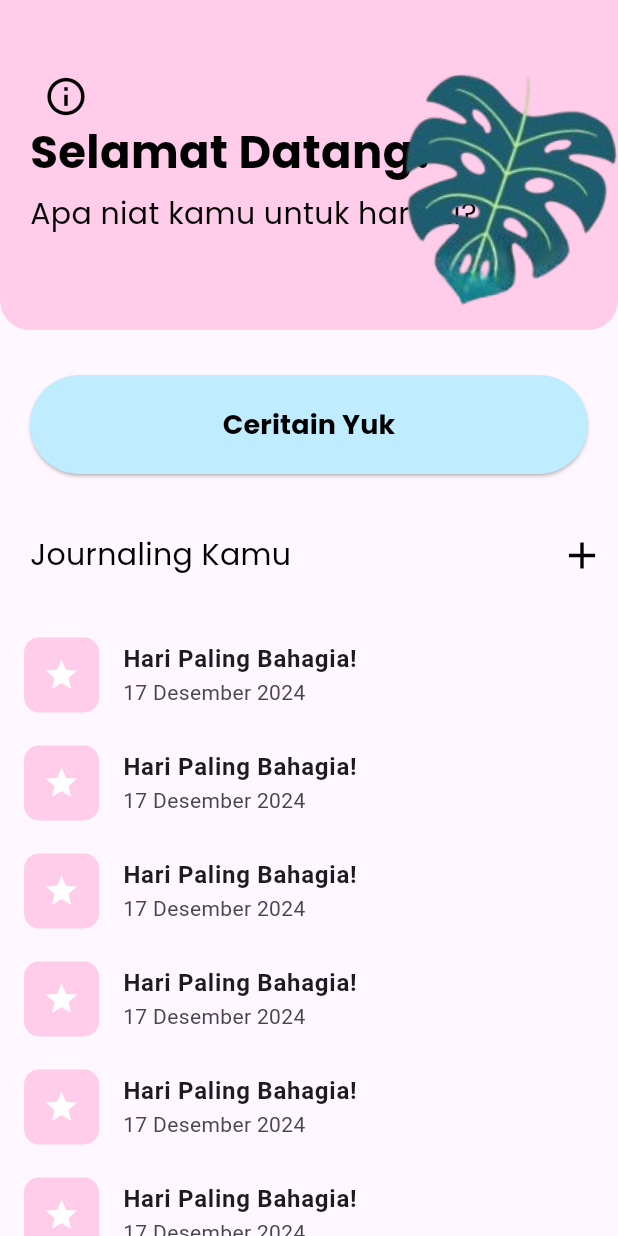
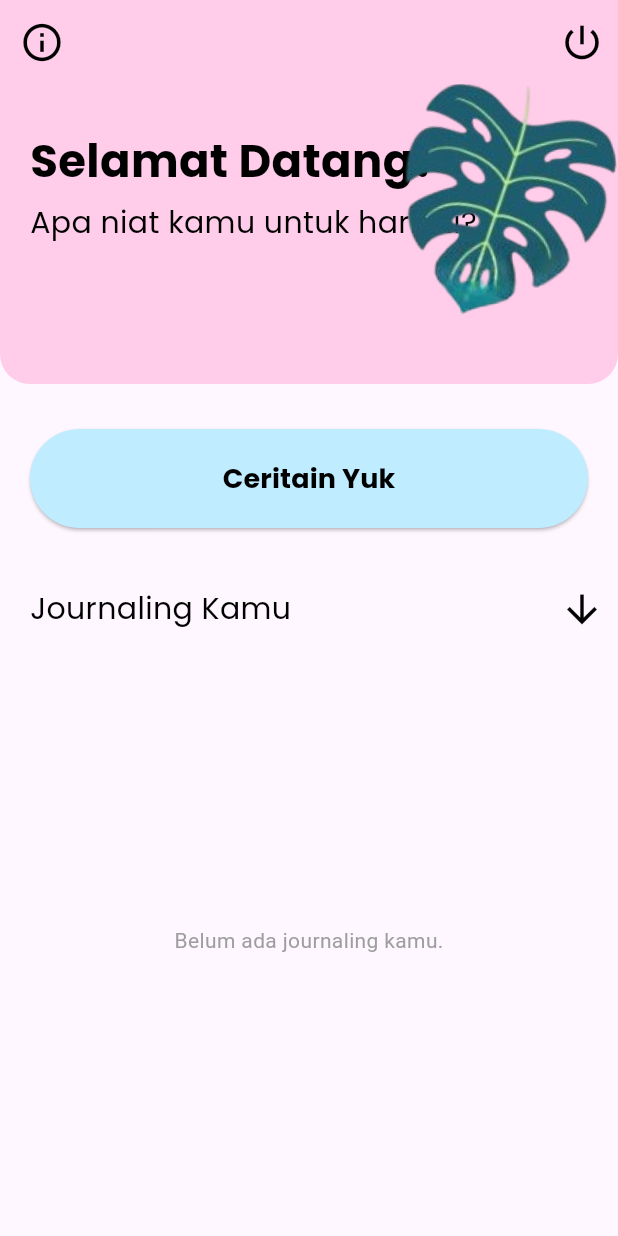
Before and after one commit to dirch4/JournEase, a Flutter app: the Home screen opened directly, on a phone screen of 412 x 824 dp. Run offline on Flutter 3.47's test engine with Material 3 defaults, Android fonts, the phone set to English and light mode, and no system bars; our stand-ins replace cloud_firestore, firebase_auth, firebase_core, google_fonts; accounts and stored records are empty.

Commit message:
feat: write and read journaling

```diff
--- a/lib/pages/detail.dart
+++ b/lib/pages/detail.dart
@@ -62,6 +62,7 @@ class DetailPage extends StatelessWidget {
             Padding(
               padding: const EdgeInsets.symmetric(horizontal: 16.0),
               child: Container(
+                width: 500,
                 padding: const EdgeInsets.all(20),
                 decoration: BoxDecoration(
                   color: Colors.pink[100],
--- a/lib/pages/home.dart
+++ b/lib/pages/home.dart
@@ -1,18 +1,29 @@
 import 'package:flutter/material.dart';
+import 'package:intl/intl.dart';
 import 'package:jurnease/core/constants/color.dart';
 import 'package:jurnease/pages/addjournal.dart';
 import 'package:jurnease/pages/detail.dart';
 import 'package:jurnease/pages/login.dart';
-import 'package:jurnease/pages/splashscreen.dart';
 import 'package:jurnease/pages/author.dart';
 import 'package:jurnease/core/components/button.dart';
 import 'package:jurnease/core/components/font.dart';
 import 'package:jurnease/core/components/icon.dart';
 import 'package:jurnease/core/components/container.dart';
 import 'package:jurnease/providers/auth_provider.dart';
+import 'package:jurnease/services/firestore.dart';
+import 'package:cloud_firestore/cloud_firestore.dart';
 
-class Home extends StatelessWidget {
-  const Home({super.key});
+class Home extends StatefulWidget {
+  Home({super.key});
+
+  @override
+  State<Home> createState() => _HomeState();
+}
+
+class _HomeState extends State<Home> {
+  final FirestoreService _firestoreService = FirestoreService();
+  final FirebaseFirestore _db = FirebaseFirestore.instance;
+  bool isDescending = true;
 
   void showOffAlert(BuildContext context) {
     showDialog(
@@ -83,10 +94,40 @@ class Home extends StatelessWidget {
   @override
   Widget build(BuildContext context) {
     return Scaffold(
+      extendBodyBehindAppBar: false,
+      appBar: AppBar(
+        backgroundColor:
+            // Colors.transparent,
+            Appcolors.secondary,
+        elevation: 0,
+        leading: AppIcon(
+          icon: Icons.info_outline,
+          color: Colors.black,
+          size: 30,
+          onPressed: () {
+            Navigator.push(
+              context,
+              MaterialPageRoute(
+                builder: (context) => const AuthorPage(),
+              ),
+            );
+          },
+        ),
+        actions: [
+          AppIcon(
+            icon: Icons.power_settings_new,
+            color: Colors.black,
+            size: 30,
+            onPressed: () {
+              showOffAlert(context);
+            },
+          ),
+        ],
+      ),
       body: Column(
         children: [
           DynamicContainer(
-            height: 220.0,
+            height: 200.0,
             width: double.infinity,
             backgroundColor: Appcolors.secondary,
             borderRadius: const BorderRadius.only(
@@ -99,10 +140,9 @@ class Home extends StatelessWidget {
                   mainAxisAlignment: MainAxisAlignment.start,
                   mainAxisSize: MainAxisSize.min,
                   crossAxisAlignment: CrossAxisAlignment.start,
-                  children: [
-                    const SizedBox(height: 80), // Naikkan ikon sedikit
+                  children: [ // Naikkan ikon sedikit
                     Padding(
-                      padding: const EdgeInsets.only(left: 20),
+                      padding: const EdgeInsets.only(left: 20, top: 30),
                       child: Text(
                         "Selamat Datang!",
                         textAlign: TextAlign.start,
@@ -121,7 +161,7 @@ class Home extends StatelessWidget {
                   ],
                 ),
                 Positioned(
-                  bottom: 0,
+                  top: -30,
                   right: -30.0,
                   child: Transform.rotate(
                     angle: -0.10,
@@ -130,37 +170,6 @@ class Home extends StatelessWidget {
                       width: 200,
                       height: 200,
                     ),
-                  ),
-                ),
-                Positioned(
-                  top: 40,
-                  left: 20,
-                  child: Row(
-                    mainAxisAlignment: MainAxisAlignment.spaceBetween,
-                    children: [
-                      AppIcon(
-                        icon: Icons.info_outline,
-                        color: Colors.black,
-                        size: 30,
-                        onPressed: () {
-                          Navigator.push(
-                            context,
-                            MaterialPageRoute(
-                              builder: (context) => const AuthorPage(),
-                            ),
-                          );
-                        },
-                      ),
-                      const SizedBox(width: 350),
-                      AppIcon(
-                        icon: Icons.power_settings_new,
-                        color: Colors.black,
-                        size: 30,
-                        onPressed: () {
-                          showOffAlert(context);
-                        },
-                      ),
-                    ],
                   ),
                 ),
               ],
@@ -182,7 +191,7 @@ class Home extends StatelessWidget {
               onPressed: () {
                 Navigator.push(
                   context,
-                  MaterialPageRoute(builder: (context) => const Addjournal()),
+                  MaterialPageRoute(builder: (context) => Addjournal()),
                 );
               },
             ),
@@ -200,33 +209,74 @@ class Home extends StatelessWidget {
                 ),
               ),
               AppIcon(
-                icon: Icons.add,
+                icon: isDescending ? Icons.arrow_downward : Icons.arrow_upward,
                 color: Colors.black,
                 size: 30,
                 onPressed: () {
-                  Navigator.push(
-                    context,
-                    MaterialPageRoute(builder: (context) => const Addjournal()),
-                  );
+                  setState(() {
+                    isDescending = !isDescending; // Toggle urutan
+                  });
                 },
               ),
             ],
           ),
-          const SizedBox(height: 20),
           Expanded(
-            child: ListView.builder(
-              itemCount: 10,
+            child: StreamBuilder<QuerySnapshot>(
+              stream: _db
+                  .collection('journaling')
+                  .where("userId", isEqualTo: AuthProvider().currentUser?.uid)
+                  .orderBy('timestamp', descending: isDescending)
+                  .snapshots(),
+              builder: (context, snapshot) {
+                if (snapshot.connectionState == ConnectionState.waiting) {
+                  return const Center(
+                    child: CircularProgressIndicator(),
+                  );
+                }
+
+                if (snapshot.hasError) {
+                  print("Error: ${snapshot.error}");
+                  return const Center(
+                    child: Text(
+                      "Terjadi kesalahan saat memuat jurnal.",
+                      style: TextStyle(color: Colors.red),
+                    ),
+                  );
+                }
+
+                if (!snapshot.hasData || snapshot.data!.docs.isEmpty) {
+                  return const Center(
+                    child: Text(
+                      "Belum ada journaling kamu.",
+                      style: TextStyle(color: Colors.grey),
+                    ),
+                  );
+                }
+
+                // Menampilkan daftar jurnal
+                final journals = snapshot.data!.docs;
+
+                return ListView.builder(
+                  itemCount: journals.length,
                   itemBuilder: (context, index) {
+                    final journal = journals[index];
+                    final title = journal["title"] ?? "Judul Tidak Ada";
+                    final body = journal["body"] ?? "Isi Tidak Ada";
+                    final timestamp = journal["timestamp"] as Timestamp;
+                    final date = DateTime.fromMillisecondsSinceEpoch(
+                        timestamp.millisecondsSinceEpoch);
+                    final formattedDate =
+                        DateFormat("d MMMM yyyy", "id_ID").format(date);
+
                     return ListTile(
                       onTap: () {
                         Navigator.push(
                           context,
                           MaterialPageRoute(
                             builder: (context) => DetailPage(
-                          title: "Hari",
-                          date: "17 Desember 2024",
-                          content:
-                              "Hari ini adalah hari yang paling membahagiakan dalam hidupku. Pagi dimulai dengan kejutan kecil dari sahabatku yang datang membawa kue favoritku, lengkap dengan ucapan penuh kehangatan. Kami menghabiskan hari dengan tawa, mengenang momen-momen indah, dan berbagi cerita tanpa henti. Saat matahari terbenam, kami berkumpul di tepi pantai, menyaksikan langit berubah warna dan merasa begitu damai.",
+                              title: title,
+                              date: formattedDate,
+                              content: body,
                             ),
                           ),
                         );
@@ -241,11 +291,13 @@ class Home extends StatelessWidget {
                           color: Colors.white,
                         ),
                       ),
-                  title: const Text(
-                    "Hari Paling Bahagia!",
-                    style: TextStyle(fontWeight: FontWeight.bold),
+                      title: Text(
+                        title,
+                        style: const TextStyle(fontWeight: FontWeight.bold),
                       ),
-                  subtitle: const Text("17 Desember 2024"),
+                      subtitle: Text(formattedDate),
+                    );
+                  },
                 );
               },
             ),
--- a/lib/pages/login.dart
+++ b/lib/pages/login.dart
@@ -98,7 +98,7 @@ class _LoginPageState extends State<LoginPage> {
                       // Pindah ke halaman Home jika sukses
                       Navigator.pushAndRemoveUntil(
                         context,
-                        MaterialPageRoute(builder: (context) => const Home()),
+                        MaterialPageRoute(builder: (context) =>  Home()),
                         (route) => false,
                       );
                     },
--- a/pubspec.yaml
+++ b/pubspec.yaml
@@ -7,12 +7,15 @@ environment:
   sdk: ^3.5.4
 
 dependencies:
+  cloud_firestore: ^5.6.0
   firebase_auth: ^5.3.4
   firebase_core: ^3.9.0
   firebase_database: ^11.2.0
   flutter:
     sdk: flutter
   google_fonts: ^6.2.1
+  intl: ^0.20.1
+  provider: ^6.1.2
 
 dev_dependencies:
   flutter_lints: ^4.0.0
```
Also changed, not shown: lib/main.dart (+19 -7 lines), lib/pages/addjournal.dart (+53 -5 lines), lib/services/firestore.dart (added, +47 -0 lines), pubspec.lock, 3 other files. Lines whose indentation alone changed are shown as unchanged.
